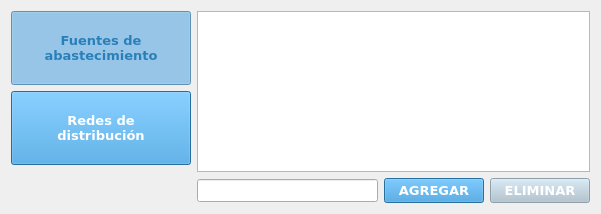
Before: the Qt Designer form ventana_correos.ui in RiaJ16/H-Tech_SIG, drawn with Qt 5.
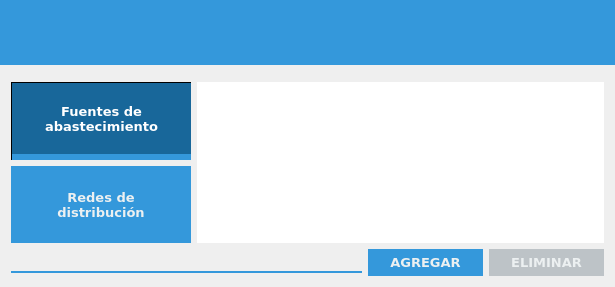
After: the same form once the commit is applied. Icons and pictures are not drawn.

Diff of the .ui file:
```diff
--- a/ventana_correos.ui
+++ b/ventana_correos.ui
@@ -6,8 +6,8 @@
    <rect>
     <x>0</x>
     <y>0</y>
-    <width>601</width>
-    <height>214</height>
+    <width>615</width>
+    <height>287</height>
    </rect>
   </property>
   <property name="windowTitle">
@@ -63,11 +63,355 @@
 QListWidget::item:!selected:hover{
 	background-color: #F5F5F5;
 	/*color: #5bade4;*/
-}</string>
+}
+
+/*aaaaa*/
+
+QWidget#Grupos{
+	background-color: #ecf0f1;
+}
+
+QLineEdit{
+background-color: transparent;
+border-style: solid;
+border-bottom: 2px solid #3498db;
+}
+
+QLineEdit:disabled{
+color: #7f8c8d;
+background-color: #bdc3c7;
+border-bottom: 2px solid #95a5a6;
+}
+
+QPushButton:enabled{
+	color: #ecf0f1;
+	background-color: #3498db;
+	padding: 5px;
+	border: none;
+}
+
+QPushButton:disabled{
+	color: #ecf0f1;
+	background-color: #bdc3c7;
+	padding: 5px;
+	border: none;
+}
+
+QPushButton:hover{
+	padding: 5px;
+	color: white;
+	background-color: #2980b9;
+}
+
+QPushButton:checked{
+	color: white;
+	background-color: #18679a;
+	border-top: 1px solid black;
+	border-left: 1px solid black;
+	border-bottom: 6px solid #3498db;
+}
+
+QPushButton:checked:disabled{
+	color: #ecf0f1;
+	background-color: #bdc3c7;
+	border-bottom: 6px solid #7f8c8d;
+}
+
+QComboBox, QDateEdit, QAbstractSpinBox{
+	color: #2c3e50;
+	background-color: #d1e3ee;
+	subcontrol-origin: padding;
+	subcontrol-position: top right;
+	border: none;
+	border-bottom: 6px solid #3498db;
+	padding-left: 5px;
+}
+
+QComboBox:down-arrow, QDateEdit:down-arrow, QAbstractSpinBox:down-button{
+	image: url(:General/icons/downarrow-a.png);
+	width: 18px;
+	height: 18px;
+}
+
+QAbstractSpinBox:down-button{
+		padding-right: 12px;
+}
+
+QComboBox:down-arrow:hover, QDateEdit:down-arrow:hover, QAbstractSpinBox:down-button:hover{
+	image: url(:General/icons/downarrow.png);
+	width: 18px;
+	height: 18px;
+}
+
+QAbstractSpinBox:up-button{
+	image: url(:General/icons/uparrow-a.png);
+	width: 18px;
+	height: 18px;
+	padding-right: 12px;
+}
+
+QAbstractSpinBox:up-button:hover{
+	image: url(:General/icons/uparrow.png);
+	width: 18px;
+	height: 18px;
+}
+
+QComboBox:drop-down, QDateEdit:drop-down, QAbstractSpinBox:drop-down{
+	 subcontrol-origin: padding;
+	 subcontrol-position: top right;
+	 width: 30px;
+	 color: white;
+	 border-left-width: 0px;
+	 border-left-color: darkgray;
+	 border-left-style: solid; /* just a single line */
+	 border-top-right-radius: 3px; /* same radius as the QComboBox */
+	 border-bottom-right-radius: 3px;
+	 padding-right: 5px;
+ }
+
+QComboBox:enabled, QDateEdit:enabled, QAbstractSpinBox:enabled{
+	background-color: #d1e3ee;
+}
+
+QComboBox:disabled, QDateEdit:disabled, QAbstractSpinBox:disabled{
+	color: #7f8c8d;
+	background-color: #bdc3c7;
+	border-bottom: 6px solid #95a5a6;
+}
+
+QComboBox:down-arrow:disabled, QDateEdit:down-arrow:disabled, QAbstractSpinBox:down-arrow:disabled{
+     image: url(:General/icons/downarrow-a-i.png);
+     width: 20px;
+     height: 20px;
+}
+
+QComboBox:hover, QDateEdit:hover, QAbstractSpinBox:hover{
+	color: white;
+	background-color: #2980b9;
+}
+
+QScrollBar:vertical {
+	border-radius: 100px;
+	background: #ecf0f1;
+	width: 5px;
+	margin: 0px 0 0px 0;
+}
+
+QScrollBar::handle:vertical{
+	background: #3498db;
+	min-height: 20px;
+}
+
+QScrollBar::add-line:vertical{
+	width: 0;
+}
+
+QScrollBar::sub-line:vertical{
+	width: 0;
+}
+
+QScrollBar::up-arrow:vertical, QScrollBar::down-arrow:vertical{
+	border: 2px solid grey;
+	width: 3px;
+	height: 3px;
+	background: white;
+}
+
+QScrollBar::add-page:vertical, QScrollBar::sub-page:vertical {
+	background: none;
+}
+</string>
   </property>
   <layout class="QVBoxLayout" name="verticalLayout_3">
+   <property name="leftMargin">
+    <number>0</number>
+   </property>
+   <property name="topMargin">
+    <number>0</number>
+   </property>
+   <property name="rightMargin">
+    <number>0</number>
+   </property>
+   <property name="bottomMargin">
+    <number>0</number>
+   </property>
+   <item>
+    <widget class="QFrame" name="kraken">
+     <property name="sizePolicy">
+      <sizepolicy hsizetype="Preferred" vsizetype="Fixed">
+       <horstretch>0</horstretch>
+       <verstretch>0</verstretch>
+      </sizepolicy>
+     </property>
+     <property name="minimumSize">
+      <size>
+       <width>0</width>
+       <height>65</height>
+      </size>
+     </property>
+     <property name="styleSheet">
+      <string notr="true">background-color: #3498db;</string>
+     </property>
+     <property name="frameShape">
+      <enum>QFrame::NoFrame</enum>
+     </property>
+     <property name="frameShadow">
+      <enum>QFrame::Raised</enum>
+     </property>
+     <layout class="QHBoxLayout" name="horizontalLayout_7">
+      <property name="spacing">
+       <number>0</number>
+      </property>
+      <property name="leftMargin">
+       <number>0</number>
+      </property>
+      <property name="topMargin">
+       <number>0</number>
+      </property>
+      <property name="rightMargin">
+       <number>0</number>
+      </property>
+      <property name="bottomMargin">
+       <number>0</number>
+      </property>
+      <item>
+       <widget class="QLabel" name="logo">
+        <property name="styleSheet">
+         <string notr="true"/>
+        </property>
+        <property name="text">
+         <string/>
+        </property>
+        <property name="pixmap">
+         <pixmap>:/Varios/icons/logosig2-i.png</pixmap>
+        </property>
+       </widget>
+      </item>
+      <item>
+       <spacer name="horizontalSpacer_3">
+        <property name="orientation">
+         <enum>Qt::Horizontal</enum>
+        </property>
+        <property name="sizeHint" stdset="0">
+         <size>
+          <width>40</width>
+          <height>20</height>
+         </size>
+        </property>
+       </spacer>
+      </item>
+      <item>
+       <layout class="QVBoxLayout" name="verticalLayout_7">
+        <property name="spacing">
+         <number>0</number>
+        </property>
+        <item>
+         <widget class="QPushButton" name="botonCerrar">
+          <property name="sizePolicy">
+           <sizepolicy hsizetype="Fixed" vsizetype="Fixed">
+            <horstretch>0</horstretch>
+            <verstretch>0</verstretch>
+           </sizepolicy>
+          </property>
+          <property name="minimumSize">
+           <size>
+            <width>50</width>
+            <height>50</height>
+           </size>
+          </property>
+          <property name="maximumSize">
+           <size>
+            <width>50</width>
+            <height>50</height>
+           </size>
+          </property>
+          <property name="focusPolicy">
+           <enum>Qt::NoFocus</enum>
+          </property>
+          <property name="styleSheet">
+           <string notr="true">:enabled{
+	color: black;
+	border: none;
+	padding: 5px;
+}
+
+:disabled{
+	color: black;
+}
+
+:pressed{
+	background-color: black;
+}
+
+:hover{
+	background-color: #e74c3c;
+	border: none;
+}</string>
+          </property>
+          <property name="text">
+           <string/>
+          </property>
+          <property name="icon">
+           <iconset>
+            <normaloff>:/General/icons/closeicon-d.png</normaloff>:/General/icons/closeicon-d.png</iconset>
+          </property>
+          <property name="iconSize">
+           <size>
+            <width>24</width>
+            <height>24</height>
+           </size>
+          </property>
+          <property name="flat">
+           <bool>false</bool>
+          </property>
+         </widget>
+        </item>
+        <item>
+         <spacer name="verticalSpacer_6">
+          <property name="orientation">
+           <enum>Qt::Vertical</enum>
+          </property>
+          <property name="sizeHint" stdset="0">
+           <size>
+            <width>20</width>
+            <height>10</height>
+           </size>
+          </property>
+         </spacer>
+        </item>
+       </layout>
+      </item>
+     </layout>
+    </widget>
+   </item>
+   <item>
+    <layout class="QVBoxLayout" name="verticalLayout_4">
+     <property name="leftMargin">
+      <number>11</number>
+     </property>
+     <property name="topMargin">
+      <number>11</number>
+     </property>
+     <property name="rightMargin">
+      <number>11</number>
+     </property>
+     <property name="bottomMargin">
+      <number>11</number>
+     </property>
    <item>
     <layout class="QHBoxLayout" name="horizontalLayout_2">
+       <property name="leftMargin">
+        <number>0</number>
+       </property>
+       <property name="topMargin">
+        <number>0</number>
+       </property>
+       <property name="rightMargin">
+        <number>0</number>
+       </property>
+       <property name="bottomMargin">
+        <number>0</number>
+       </property>
      <item>
       <layout class="QVBoxLayout" name="verticalLayout_2">
        <item>
@@ -156,25 +500,6 @@
          </property>
         </widget>
        </item>
-       <item>
-        <widget class="QLabel" name="label">
-         <property name="sizePolicy">
-          <sizepolicy hsizetype="Preferred" vsizetype="Fixed">
-           <horstretch>0</horstretch>
-           <verstretch>0</verstretch>
-          </sizepolicy>
-         </property>
-         <property name="minimumSize">
-          <size>
-           <width>0</width>
-           <height>32</height>
-          </size>
-         </property>
-         <property name="text">
-          <string/>
-         </property>
-        </widget>
-       </item>
       </layout>
      </item>
      <item>
@@ -189,24 +514,41 @@
          </property>
          <property name="minimumSize">
           <size>
-           <width>0</width>
+             <width>400</width>
            <height>150</height>
           </size>
          </property>
          <property name="font">
           <font>
            <family>Verdana</family>
-           <pointsize>10</pointsize>
+             <pointsize>12</pointsize>
           </font>
          </property>
          <property name="styleSheet">
-          <string notr="true"/>
+            <string notr="true">QListWidget{
+color: #2c3e50;
+selection-color: #ecf0f1;
+background-color: #ecf0f1;
+selection-background-color: #5bade4;
+alternate-background-color: #ddf1ff;
+background: white;
+border: none;
+}
+
+QListWidget:item{
+	padding-top: 5px;
+	padding-bottom: 5px;
+}</string>
          </property>
          <property name="alternatingRowColors">
           <bool>true</bool>
          </property>
         </widget>
        </item>
+        </layout>
+       </item>
+      </layout>
+     </item>
        <item>
         <layout class="QHBoxLayout" name="horizontalLayout">
          <item>
@@ -220,9 +562,12 @@
            <property name="font">
             <font>
              <family>Verdana</family>
-             <pointsize>9</pointsize>
-            </font>
-           </property>
+           <pointsize>10</pointsize>
+          </font>
+         </property>
+         <property name="alignment">
+          <set>Qt::AlignRight|Qt::AlignTrailing|Qt::AlignVCenter</set>
+         </property>
           </widget>
          </item>
          <item>
@@ -232,7 +577,7 @@
            </property>
            <property name="minimumSize">
             <size>
-             <width>100</width>
+           <width>115</width>
              <height>0</height>
             </size>
            </property>
@@ -265,7 +610,7 @@
            </property>
            <property name="minimumSize">
             <size>
-             <width>100</width>
+           <width>115</width>
              <height>0</height>
             </size>
            </property>
@@ -281,8 +626,6 @@
             <string>ELIMINAR</string>
            </property>
           </widget>
-         </item>
-        </layout>
        </item>
       </layout>
      </item>
```
Lines whose indentation alone changed are shown as unchanged.
